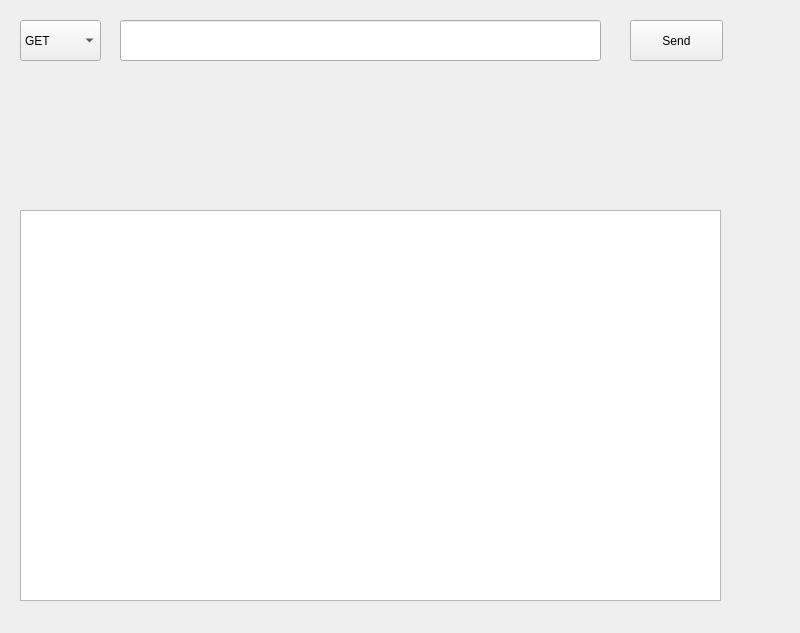
ReadWriteV/HttpRequestTool, file mainwindow.ui: the form before one commit.
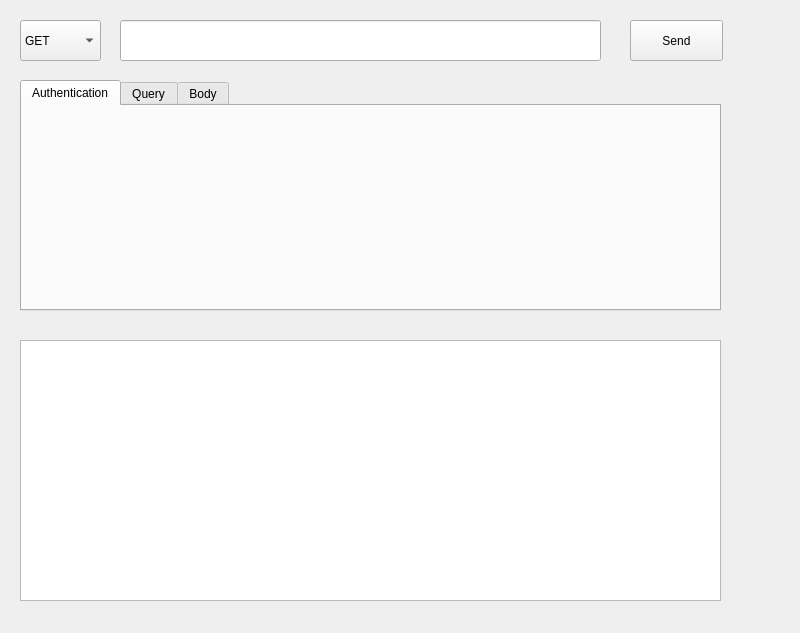
The form after the commit. Icons and pictures are not drawn.

```diff
--- a/mainwindow.ui
+++ b/mainwindow.ui
@@ -74,15 +74,67 @@
     <property name="geometry">
      <rect>
       <x>20</x>
-      <y>210</y>
+      <y>340</y>
       <width>701</width>
-      <height>391</height>
+      <height>261</height>
      </rect>
     </property>
     <property name="readOnly">
      <bool>true</bool>
     </property>
    </widget>
+   <widget class="QTabWidget" name="tabWidget">
+    <property name="geometry">
+     <rect>
+      <x>20</x>
+      <y>80</y>
+      <width>701</width>
+      <height>231</height>
+     </rect>
+    </property>
+    <property name="tabPosition">
+     <enum>QTabWidget::North</enum>
+    </property>
+    <property name="tabShape">
+     <enum>QTabWidget::Rounded</enum>
+    </property>
+    <property name="currentIndex">
+     <number>0</number>
+    </property>
+    <property name="elideMode">
+     <enum>Qt::ElideLeft</enum>
+    </property>
+    <property name="usesScrollButtons">
+     <bool>true</bool>
+    </property>
+    <property name="documentMode">
+     <bool>false</bool>
+    </property>
+    <property name="tabsClosable">
+     <bool>false</bool>
+    </property>
+    <property name="movable">
+     <bool>false</bool>
+    </property>
+    <property name="tabBarAutoHide">
+     <bool>false</bool>
+    </property>
+    <widget class="QWidget" name="tab_1">
+     <attribute name="title">
+      <string>Authentication</string>
+     </attribute>
+    </widget>
+    <widget class="QWidget" name="tab_2">
+     <attribute name="title">
+      <string>Query</string>
+     </attribute>
+    </widget>
+    <widget class="QWidget" name="tab_3">
+     <attribute name="title">
+      <string>Body</string>
+     </attribute>
+    </widget>
+   </widget>
   </widget>
   <action name="actionopenfile">
    <property name="text">
```
